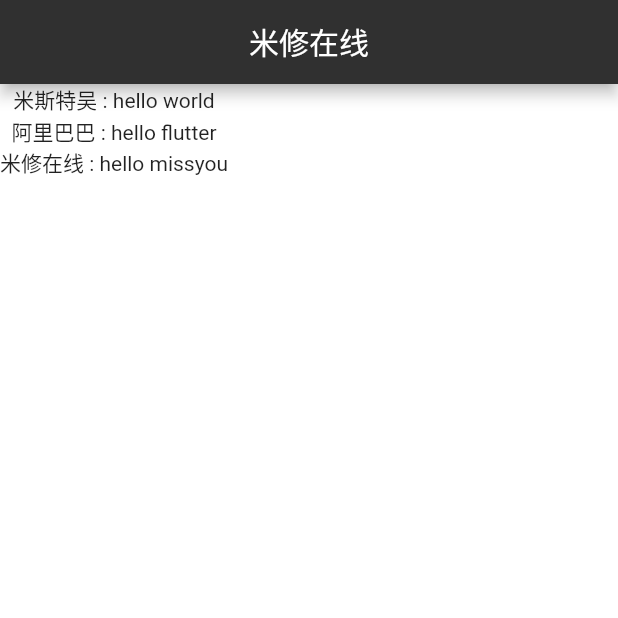
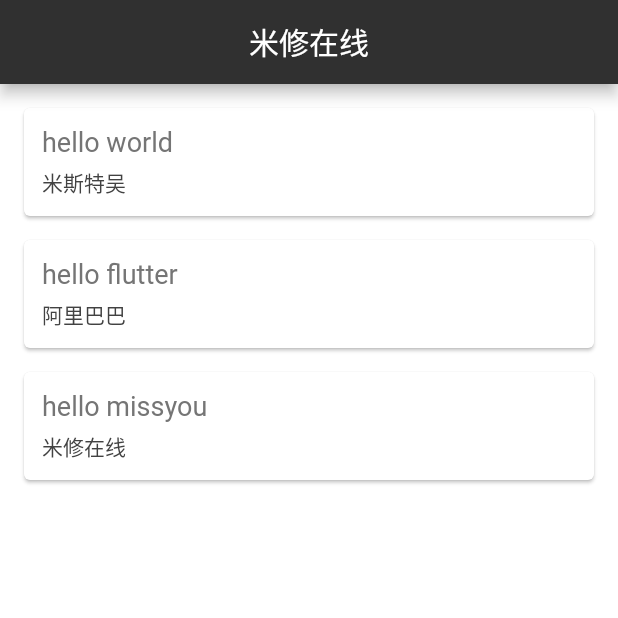
Before and after one commit to hemiahwu/flutter-basic-playlist, a Flutter app: the screen it shows after launch, on a phone screen of 412 x 824 dp, the top half of it. Run offline on Flutter 3.47's test engine with Material 2 defaults, Android fonts, the phone set to English and light mode, and no system bars.

Commit message:
lesson-17

```diff
--- a/lib/main.dart
+++ b/lib/main.dart
@@ -19,15 +19,41 @@ class Datas{
 
 class _HomeState extends State<Home> {
 
-
-
-
-
   List<Datas> datas = [
     Datas(text:"hello world",author:"米斯特吴"),
     Datas(text:"hello flutter",author:"阿里巴巴"),
     Datas(text:"hello missyou",author:"米修在线"),
   ];
+
+  Widget dataTemplate(data){
+    return Card(
+      margin: const EdgeInsets.fromLTRB(16.0, 16.0, 16.0, 0),
+      child: Padding(
+        padding: const EdgeInsets.all(12.0),
+        child: Column(
+          crossAxisAlignment: CrossAxisAlignment.stretch,
+          children: <Widget>[
+            Text(
+              data.text,
+              style: TextStyle(
+                fontSize: 18.0,
+                color: Colors.grey[600]
+              ),
+            ),
+            SizedBox(height: 6.0),
+            Text(
+              data.author,
+              style: TextStyle(
+                  fontSize: 14.0,
+                  color: Colors.grey[800]
+              ),
+            ),
+          ],
+        ),
+      ),
+    );
+  }
+
 
   @override
   Widget build(BuildContext context) {
@@ -40,16 +66,7 @@ class _HomeState extends State<Home> {
       ),
 
       body: Column(
-//        children: datas.map((data){
-//          return Text(data);
-//        }).toList()
-
-          children: datas.map((data) => Text('${data.author} : ${data.text}')).toList()
-//        children: <Widget>[
-//          Text("hello world"),
-//          Text("hello flutter"),
-//          Text("hello misterwu"),
-//        ],
+          children: datas.map((data) => dataTemplate(data)).toList()
       ),
     );
   }
```
